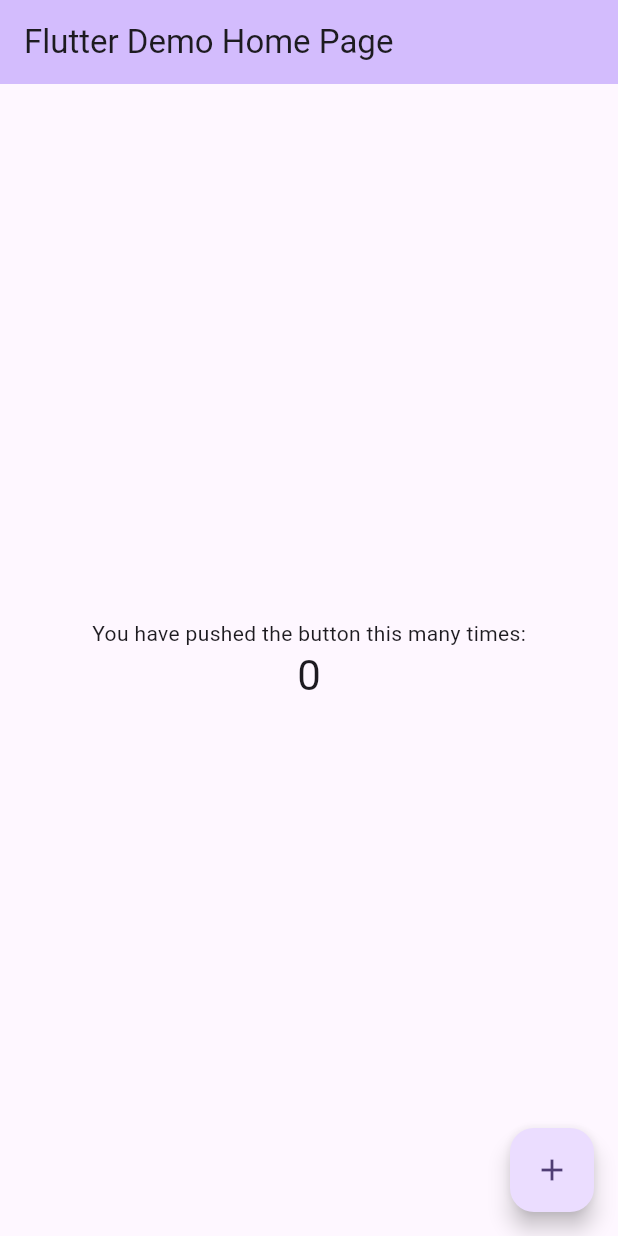
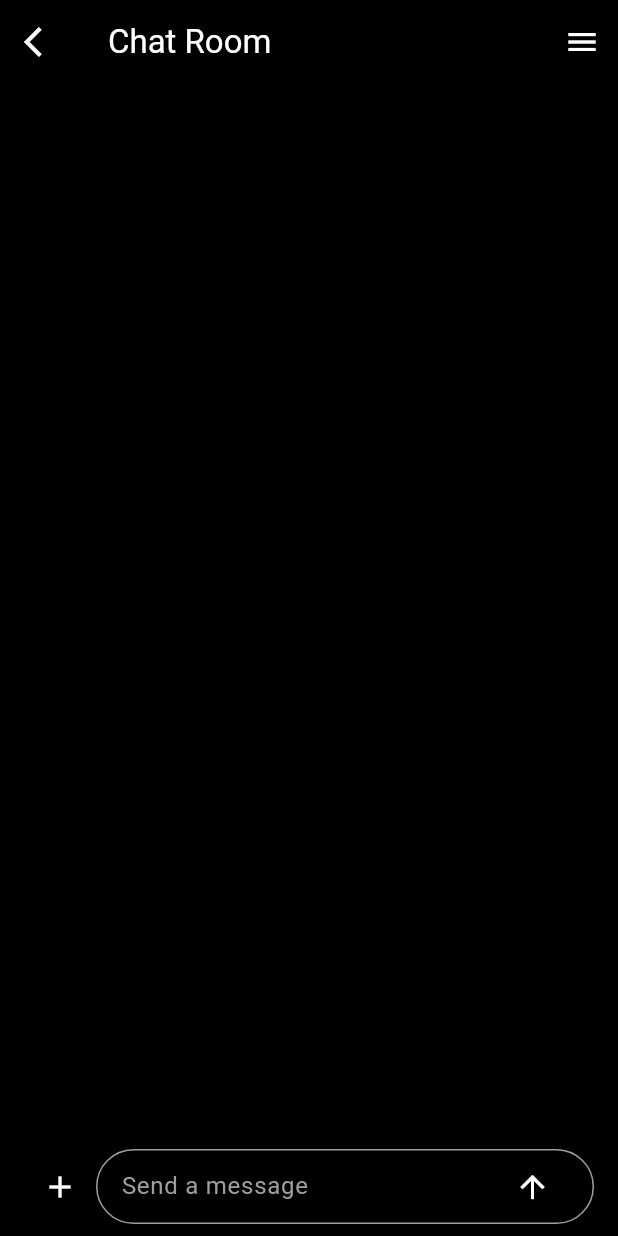
Before and after one commit to Ituzelalande/Hyperhire-BLQ-Flutter_Test, a Flutter app: the screen it shows after launch, on a phone screen of 412 x 824 dp. Run offline on Flutter 3.47's test engine with Material 3 defaults, Android fonts, the phone set to English and light mode, and no system bars.

Commit message:
chatroom

```diff
--- a/lalande_flutter/lib/main.dart
+++ b/lalande_flutter/lib/main.dart
@@ -1,125 +1,13 @@
+
+import 'package:flutter/cupertino.dart';
 import 'package:flutter/material.dart';
+import 'package:lalande_flutter/ui/chatroom.dart';
 
 void main() {
-  runApp(const MyApp());
+  runApp(
+    MaterialApp(
+      home: ChatRoom(),
+      debugShowCheckedModeBanner: false,
+    ),
+  );
 }
-
-class MyApp extends StatelessWidget {
-  const MyApp({super.key});
-
-  // This widget is the root of your application.
-  @override
-  Widget build(BuildContext context) {
-    return MaterialApp(
-      title: 'Flutter Demo',
-      theme: ThemeData(
-        // This is the theme of your application.
-        //
-        // TRY THIS: Try running your application with "flutter run". You'll see
-        // the application has a purple toolbar. Then, without quitting the app,
-        // try changing the seedColor in the colorScheme below to Colors.green
-        // and then invoke "hot reload" (save your changes or press the "hot
-        // reload" button in a Flutter-supported IDE, or press "r" if you used
-        // the command line to start the app).
-        //
-        // Notice that the counter didn't reset back to zero; the application
-        // state is not lost during the reload. To reset the state, use hot
-        // restart instead.
-        //
-        // This works for code too, not just values: Most code changes can be
-        // tested with just a hot reload.
-        colorScheme: ColorScheme.fromSeed(seedColor: Colors.deepPurple),
-        useMaterial3: true,
-      ),
-      home: const MyHomePage(title: 'Flutter Demo Home Page'),
-    );
-  }
-}
-
-class MyHomePage extends StatefulWidget {
-  const MyHomePage({super.key, required this.title});
-
-  // This widget is the home page of your application. It is stateful, meaning
-  // that it has a State object (defined below) that contains fields that affect
-  // how it looks.
-
-  // This class is the configuration for the state. It holds the values (in this
-  // case the title) provided by the parent (in this case the App widget) and
-  // used by the build method of the State. Fields in a Widget subclass are
-  // always marked "final".
-
-  final String title;
-
-  @override
-  State<MyHomePage> createState() => _MyHomePageState();
-}
-
-class _MyHomePageState extends State<MyHomePage> {
-  int _counter = 0;
-
-  void _incrementCounter() {
-    setState(() {
-      // This call to setState tells the Flutter framework that something has
-      // changed in this State, which causes it to rerun the build method below
-      // so that the display can reflect the updated values. If we changed
-      // _counter without calling setState(), then the build method would not be
-      // called again, and so nothing would appear to happen.
-      _counter++;
-    });
-  }
-
-  @override
-  Widget build(BuildContext context) {
-    // This method is rerun every time setState is called, for instance as done
-    // by the _incrementCounter method above.
-    //
-    // The Flutter framework has been optimized to make rerunning build methods
-    // fast, so that you can just rebuild anything that needs updating rather
-    // than having to individually change instances of widgets.
-    return Scaffold(
-      appBar: AppBar(
-        // TRY THIS: Try changing the color here to a specific color (to
-        // Colors.amber, perhaps?) and trigger a hot reload to see the AppBar
-        // change color while the other colors stay the same.
-        backgroundColor: Theme.of(context).colorScheme.inversePrimary,
-        // Here we take the value from the MyHomePage object that was created by
-        // the App.build method, and use it to set our appbar title.
-        title: Text(widget.title),
-      ),
-      body: Center(
-        // Center is a layout widget. It takes a single child and positions it
-        // in the middle of the parent.
-        child: Column(
-          // Column is also a layout widget. It takes a list of children and
-          // arranges them vertically. By default, it sizes itself to fit its
-          // children horizontally, and tries to be as tall as its parent.
-          //
-          // Column has various properties to control how it sizes itself and
-          // how it positions its children. Here we use mainAxisAlignment to
-          // center the children vertically; the main axis here is the vertical
-          // axis because Columns are vertical (the cross axis would be
-          // horizontal).
-          //
-          // TRY THIS: Invoke "debug painting" (choose the "Toggle Debug Paint"
-          // action in the IDE, or press "p" in the console), to see the
-          // wireframe for each widget.
-          mainAxisAlignment: MainAxisAlignment.center,
-          children: <Widget>[
-            const Text(
-              'You have pushed the button this many times:',
-            ),
-            Text(
-              '$_counter',
-              style: Theme.of(context).textTheme.headlineMedium,
-            ),
-          ],
-        ),
-      ),
-      floatingActionButton: FloatingActionButton(
-        onPressed: _incrementCounter,
-        tooltip: 'Increment',
-        child: const Icon(Icons.add),
-      ), // This trailing comma makes auto-formatting nicer for build methods.
-    );
-  }
-}
--- /dev/null
+++ b/lalande_flutter/lib/ui/chatroom.dart
@@ -0,0 +1,175 @@
+import 'package:flutter/material.dart';
+
+void main() {
+  runApp(MyApp());
+}
+
+class MyApp extends StatelessWidget {
+  @override
+  Widget build(BuildContext context) {
+    return MaterialApp(
+      title: 'Chat Room',
+      theme: ThemeData(
+        brightness: Brightness.dark, // Dark mode
+        scaffoldBackgroundColor: Colors.black, // Set scaffold background color to black
+      ),
+      home: ChatRoom(),
+    );
+  }
+}
+
+class ChatRoom extends StatefulWidget {
+  @override
+  _ChatRoomState createState() => _ChatRoomState();
+}
+
+class _ChatRoomState extends State<ChatRoom> {
+  final List<ChatMessage> _messages = [];
+  final TextEditingController _textController = TextEditingController();
+
+  void _handleSubmitted(String text) {
+    _textController.clear();
+    var message = ChatMessage(
+      text: text,
+      isSentByMe: true, // Assuming all messages are sent by 'me' for this example
+    );
+    setState(() {
+      _messages.insert(0, message);
+      _messages.insert(0, ChatMessage(text: 'Hello, how are you?', isSentByMe: false));
+    });
+  }
+
+  @override
+  Widget build(BuildContext context) {
+    return Scaffold(
+      appBar: AppBar(
+        title: Text(
+          'Chat Room',
+          style: TextStyle(color: Colors.white),
+        ),
+        leading: IconButton(
+          icon: Icon(Icons.arrow_back_ios, color: Colors.white),
+          onPressed: () {
+            Navigator.pop(context);
+          },
+        ),
+        actions: <Widget>[
+          IconButton(
+            icon: Icon(Icons.menu, color: Colors.white),
+            onPressed: () {
+              // Handle menu action
+            },
+          ),
+        ],
+        backgroundColor: Colors.black,
+      ),
+      backgroundColor: Colors.black,
+      body: Padding(
+        padding: const EdgeInsets.all(8.0), // Set padding of 8 to the entire screen
+        child: Column(
+          children: <Widget>[
+            Expanded(
+              child: ListView.builder(
+                reverse: true,
+                itemCount: _messages.length,
+                itemBuilder: (context, index) => _messages[index],
+              ),
+            ),
+            Container(
+              padding: EdgeInsets.symmetric(horizontal: 8),
+              color: Colors.black, // Set input field container color to black
+              child: SafeArea(
+                child: Row(
+                  children: <Widget>[
+                    IconButton(
+                      icon: Icon(Icons.add, color: Colors.white),
+                      onPressed: () {},
+                    ),
+                    Expanded(
+                      child: Container(
+                        padding: EdgeInsets.symmetric(horizontal: 16),
+                        decoration: BoxDecoration(
+                          borderRadius: BorderRadius.circular(30),
+                          color: Colors.black, // Set background color to black
+                          border: Border.all(color: Colors.grey), // Set border color to grey
+                        ),
+                        child: Row(
+                          children: [
+                            Expanded(
+                              child: TextField(
+                                controller: _textController,
+                                onSubmitted: _handleSubmitted,
+                                decoration: InputDecoration(
+                                  hintText: 'Send a message',
+                                  hintStyle: TextStyle(color: Colors.grey),
+                                  border: InputBorder.none, // Hide the default TextField border
+                                ),
+                                style: TextStyle(color: Colors.white),
+                              ),
+                            ),
+                            IconButton(
+                              icon: Icon(Icons.arrow_upward, color: Colors.white),
+                              onPressed: () => _handleSubmitted(_textController.text),
+                            ),
+                          ],
+                        ),
+                      ),
+                    ),
+                  ],
+                ),
+              ),
+            ),
+          ],
+        ),
+      ),
+    );
+  }
+}
+
+class ChatMessage extends StatelessWidget {
+  final String text;
+  final bool isSentByMe;
+
+  ChatMessage({required this.text, required this.isSentByMe});
+
+  @override
+  Widget build(BuildContext context) {
+    return Row(
+      mainAxisAlignment:
+      isSentByMe ? MainAxisAlignment.end : MainAxisAlignment.start,
+      crossAxisAlignment: CrossAxisAlignment.start,
+      children: <Widget>[
+        if (!isSentByMe)
+          CircleAvatar(
+            backgroundImage: NetworkImage('https://placekitten.com/200/200'), // replace with actual image URL
+            radius: 16,
+          ),
+        Padding(
+          padding: const EdgeInsets.all(8.0),
+          child: Column(
+            crossAxisAlignment:
+            isSentByMe ? CrossAxisAlignment.end : CrossAxisAlignment.start,
+            children: <Widget>[
+              Container(
+                padding: EdgeInsets.symmetric(horizontal: 14, vertical: 10),
+                decoration: BoxDecoration(
+                  color: isSentByMe ? Colors.blue : Colors.grey[300],
+                  borderRadius: BorderRadius.circular(20),
+                ),
+                child: Text(
+                  text,
+                  style: TextStyle(color: isSentByMe ? Colors.white : Colors.black),
+                ),
+              ),
+            ],
+          ),
+        ),
+        if (isSentByMe)
+          CircleAvatar(
+            backgroundImage: NetworkImage('https://placekitten.com/200/200'), // replace with your profile image URL
+            radius: 16,
+          ),
+      ],
+    );
+  }
+}
```
